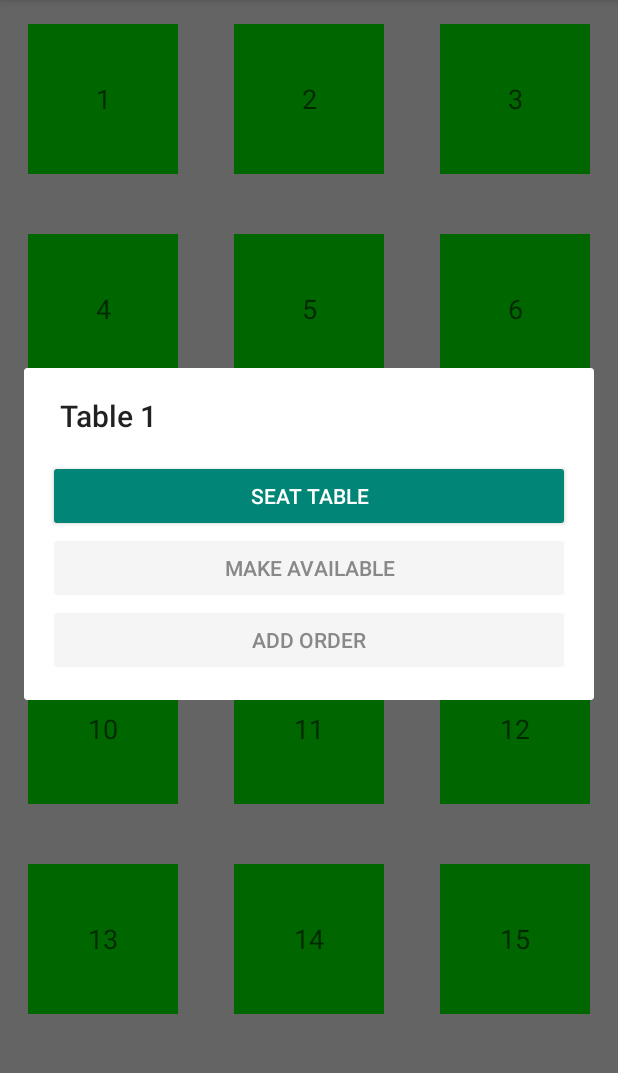
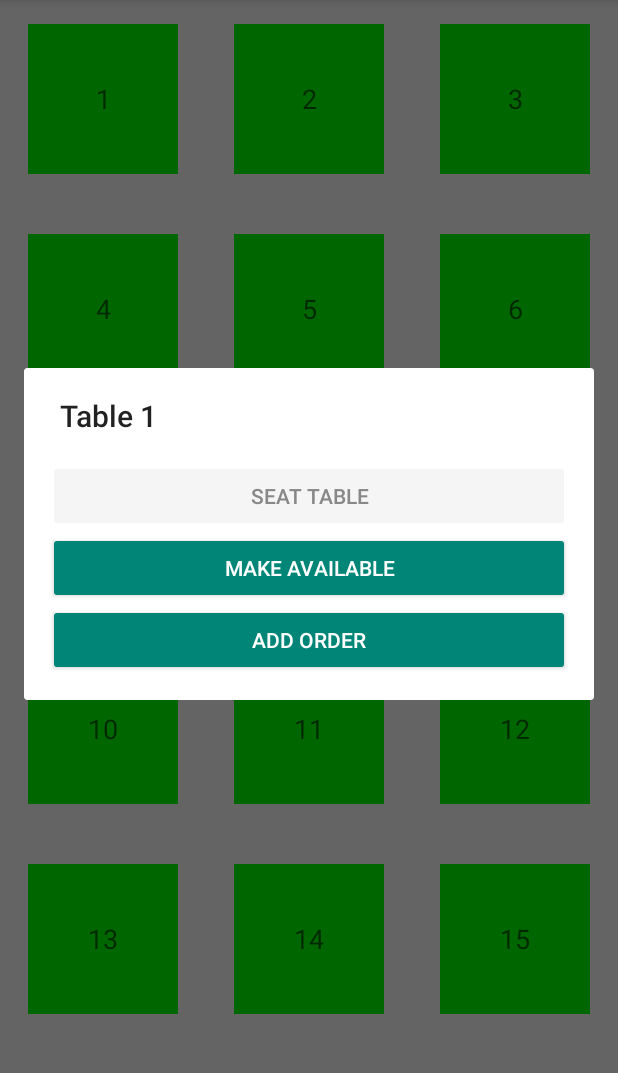
Before and after one commit to dl01852/OOD_project, an Android app: the fragment TableDialog placed in its activity, after a tap on "SEAT TABLE", on a phone screen of 412 x 824 dp, the part 84-1157 px from its top. Run offline under Robolectric (Android 15) with nearby library versions, the phone set to English and light mode, and no system bars; 1 statement that could not run was skipped.

Commit message:
Merging in master

```diff
--- a/app/src/main/java/com/ood/restaurant/TableDialog.java
+++ b/app/src/main/java/com/ood/restaurant/TableDialog.java
@@ -18,6 +18,8 @@ public class TableDialog extends DialogFragment implements View.OnClickListener
 
     private int table;
     private Button btnSeatTable, btnMakeAvailable, btnAddOrder;
+    private SeatTableCommand seatCommand = new SeatTableCommand();
+    private MakeAvailableCommand makeAvailableCommand = new MakeAvailableCommand();
 
     @Override
     public View onCreateView(LayoutInflater inflater, ViewGroup container,
--- a/app/src/main/java/com/ood/restaurant/MakeAvailableCommand.java
+++ b/app/src/main/java/com/ood/restaurant/commands/SeatTableCommand.java
@@ -1,21 +1,21 @@
 package com.ood.restaurant.commands;
+
+import com.ood.restaurant.StaticData;
 
 import android.graphics.Color;
 import android.widget.Button;
 
-import com.ood.restaurant.fragments.TableFragment;
-
 /**
  * Created by Archer on 4/10/16.
  */
-public class MakeAvailableCommand implements TableReceiver {
+public class SeatTableCommand implements TableReceiver{
     @Override
     public void execute(Button btnSeatTable, Button btnMakeAvailable, Button btnAddOrder, int table) {
-        TableFragment.tableList.set(table, false);
+        StaticData.i().tables().set(table, true);
         toggleButton(btnSeatTable);
         toggleButton(btnMakeAvailable);
         toggleButton(btnAddOrder);
-        TableFragment.tableViews.get(table).setBackgroundColor(Color.GREEN);
+        StaticData.i().tableViews().get(table).setBackgroundColor(0xFFCCCCCC);
     }
 
     private void toggleButton(Button button) {
```
Also changed, not shown: app/src/main/java/com/ood/restaurant/commands/MakeAvailableCommand.java (renamed from app/src/main/java/com/ood/restaurant/SeatTableCommand.java, +5 -5 lines), app/src/main/java/com/ood/restaurant/commands/TableReceiver.java (renamed from app/src/main/java/com/ood/restaurant/TableReceiver.java).
